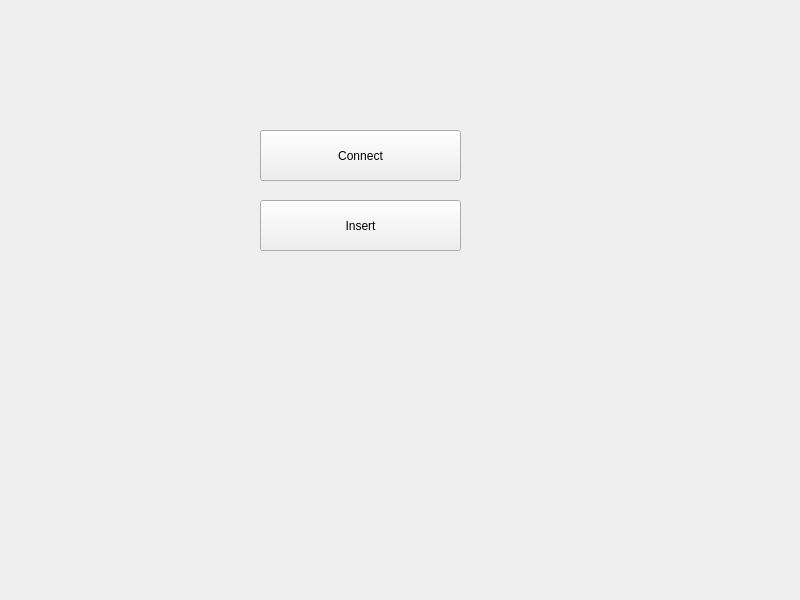
The window that widget.ui (kabu1204/ManagementSystem) describes before a commit, drawn with Qt 5.
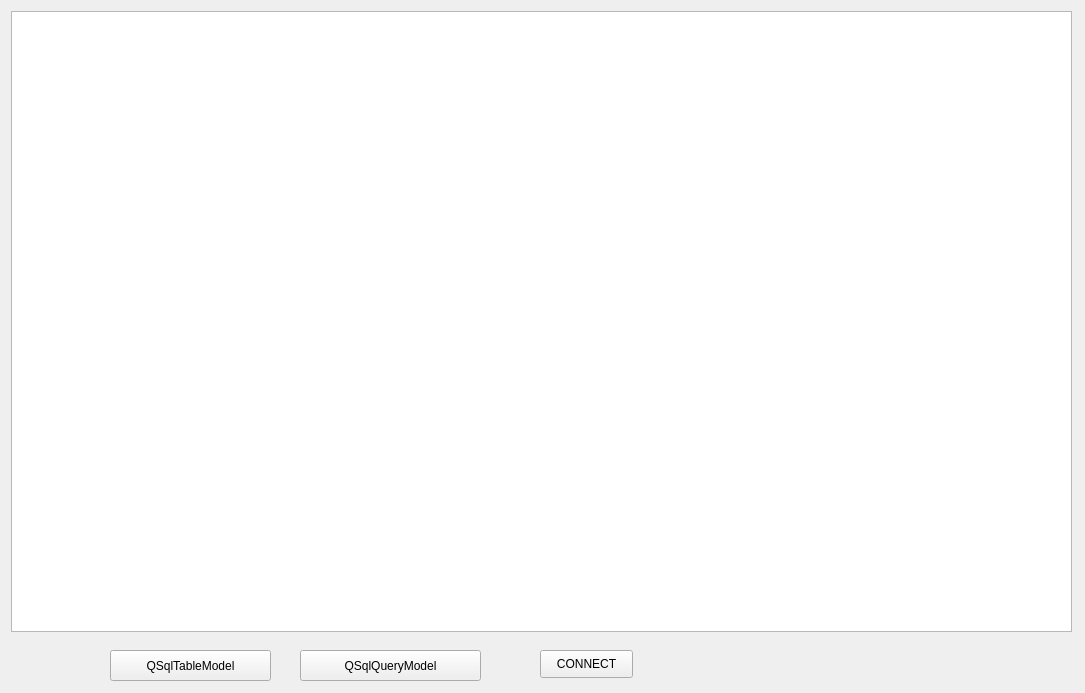
The same window after the commit.

Patch:
```diff
--- a/widget.ui
+++ b/widget.ui
@@ -6,8 +6,8 @@
    <rect>
     <x>0</x>
     <y>0</y>
-    <width>800</width>
-    <height>600</height>
+    <width>1085</width>
+    <height>693</height>
    </rect>
   </property>
   <property name="windowTitle">
@@ -16,42 +16,65 @@
   <widget class="QPushButton" name="pushButton">
    <property name="geometry">
     <rect>
-     <x>260</x>
-     <y>130</y>
-     <width>201</width>
-     <height>51</height>
+     <x>110</x>
+     <y>650</y>
+     <width>161</width>
+     <height>31</height>
     </rect>
    </property>
    <property name="text">
-    <string>Connect</string>
+    <string>QSqlTableModel</string>
    </property>
   </widget>
   <widget class="QPushButton" name="pushButton_2">
    <property name="geometry">
     <rect>
-     <x>260</x>
-     <y>200</y>
-     <width>201</width>
-     <height>51</height>
+     <x>540</x>
+     <y>650</y>
+     <width>93</width>
+     <height>28</height>
     </rect>
    </property>
    <property name="text">
-    <string>Insert</string>
+    <string>CONNECT</string>
    </property>
   </widget>
   <widget class="QLabel" name="label">
    <property name="geometry">
     <rect>
-     <x>210</x>
-     <y>80</y>
-     <width>281</width>
-     <height>41</height>
+     <x>368</x>
+     <y>333</y>
+     <width>16</width>
+     <height>17</height>
     </rect>
    </property>
    <property name="text">
     <string/>
    </property>
   </widget>
+  <widget class="QTableView" name="tableView">
+   <property name="geometry">
+    <rect>
+     <x>11</x>
+     <y>11</y>
+     <width>1061</width>
+     <height>621</height>
+    </rect>
+   </property>
+  </widget>
+  <widget class="QPushButton" name="pushButton_3">
+   <property name="geometry">
+    <rect>
+     <x>300</x>
+     <y>650</y>
+     <width>181</width>
+     <height>31</height>
+    </rect>
+   </property>
+   <property name="text">
+    <string>QSqlQueryModel</string>
+   </property>
+  </widget>
  </widget>
  <resources/>
  <connections/>
```
